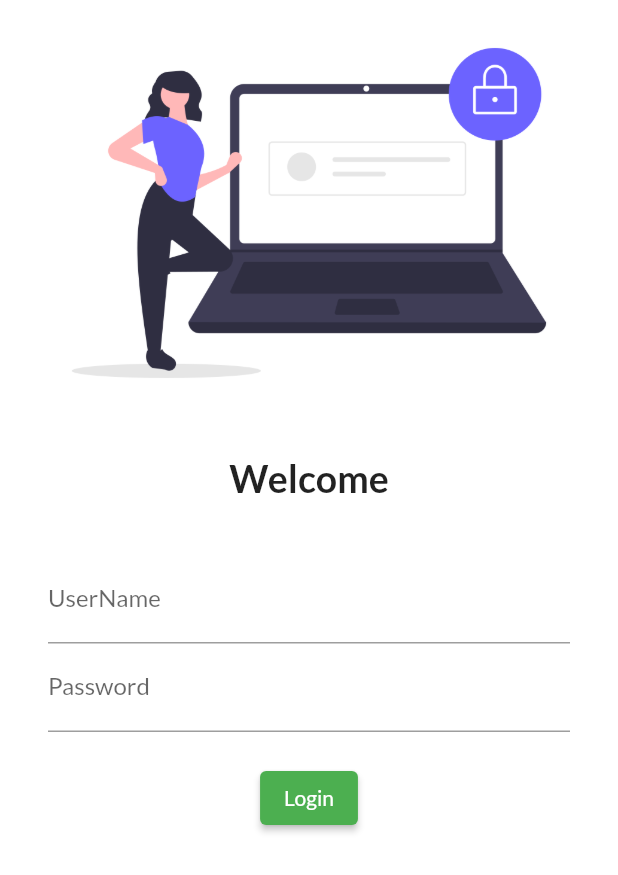
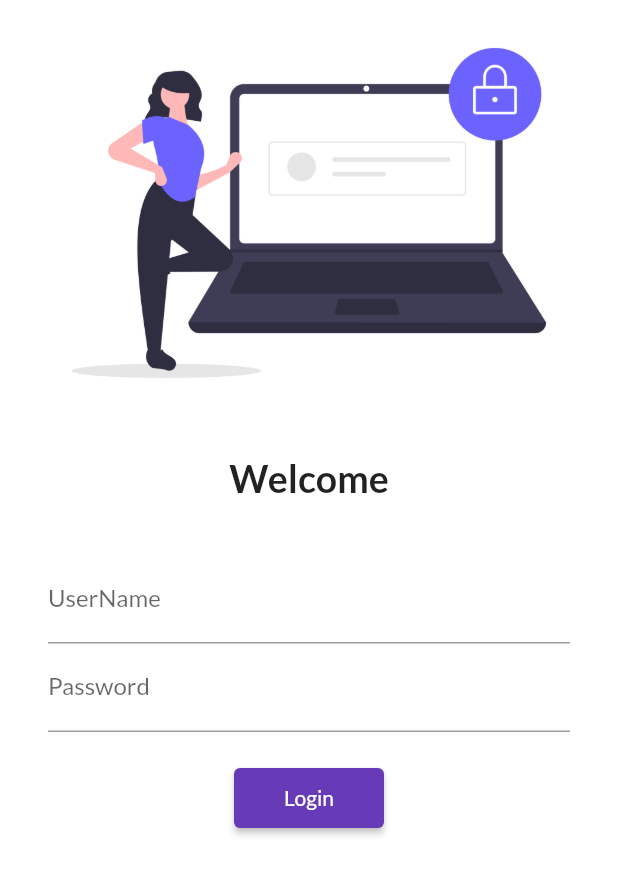
Before and after one commit to faishalAhmed03/Flutter_Basic, a Flutter app: the screen it shows after launch, on a phone screen of 412 x 824 dp. Shown: the top 875 px of the screen. Run offline on Flutter 3.47's test engine with Material 2 defaults, Android fonts, the light colour scheme and no system bars; our stand-ins replace google_fonts.

Commit message:
login navigator and single scroll

```diff
--- a/lib/home_page/login_page.dart
+++ b/lib/home_page/login_page.dart
@@ -1,10 +1,12 @@
 import 'package:flutter/material.dart';
+import 'package:flutter_application_1/utils/routes.dart';
 
 class LoginPage extends StatelessWidget {
   @override
   Widget build(BuildContext context) {
     return Material(
         color: Colors.white,
+        child: SingleChildScrollView(
           child: Column(children: [
             Image.asset(
               "assets/images/login.png",
@@ -46,12 +48,17 @@
                   ),
                   ElevatedButton(
                     onPressed: () {
-                      print("submitted successfully");
+                      Navigator.pushNamed(context, MyRoutes.homeRoute);
                     },
-                    child: Text("Login"))
+                    child: Text("Login"),
+                    style: TextButton.styleFrom(
+                        minimumSize: Size(100, 40),
+                        backgroundColor: Colors.deepPurple),
+                  )
                 ],
               ),
             )
-        ]));
+          ]),
+        ));
   }
 }
--- a/lib/main.dart
+++ b/lib/main.dart
@@ -1,5 +1,6 @@
 import 'package:flutter/material.dart';
 import 'package:flutter_application_1/home_page/login_page.dart';
+import 'package:flutter_application_1/utils/routes.dart';
 import 'home_page/home_page.dart';
 import 'package:google_fonts/google_fonts.dart';
 
@@ -22,8 +23,8 @@
       ),
       routes: {
         '/': (context) => LoginPage(),
-        "/home": (context) => HomePage(),
-        "/login": (context) => LoginPage(),
+        MyRoutes.homeRoute: (context) => HomePage(),
+        MyRoutes.loginRoute: (context) => LoginPage(),
       },
     );
   }
--- /dev/null
+++ b/lib/utils/routes.dart
@@ -0,0 +1,4 @@
+class MyRoutes {
+  static String loginRoute = '/login';
+  static String homeRoute = '/home';
+}
```
Lines whose indentation alone changed are shown as unchanged.
